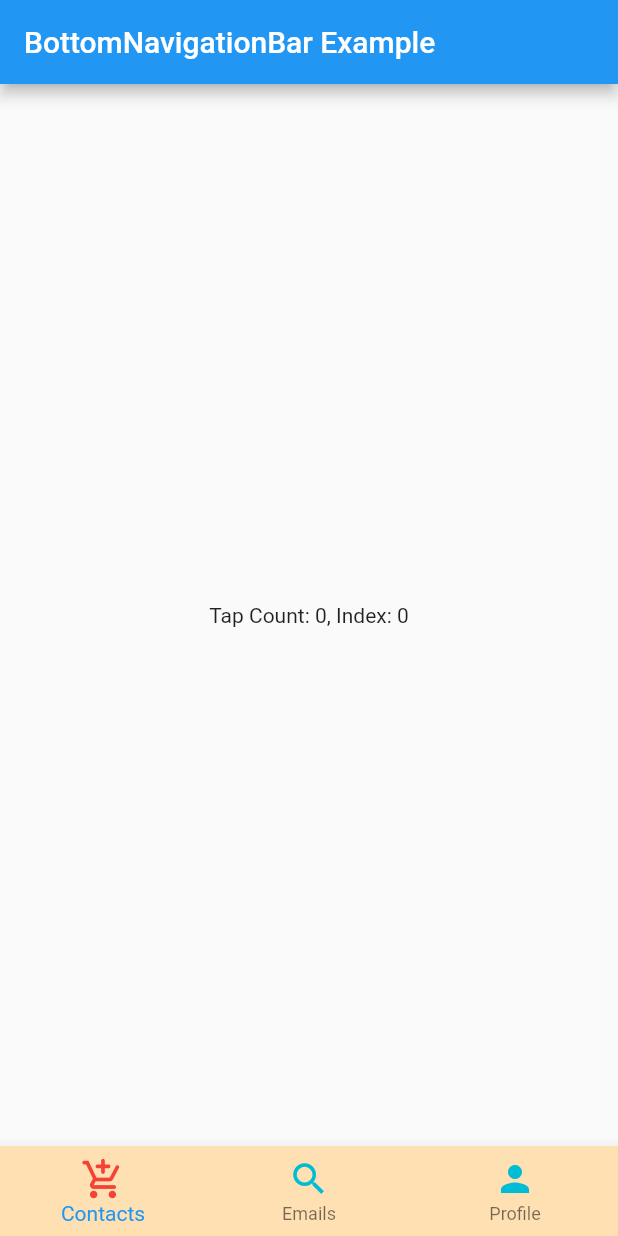
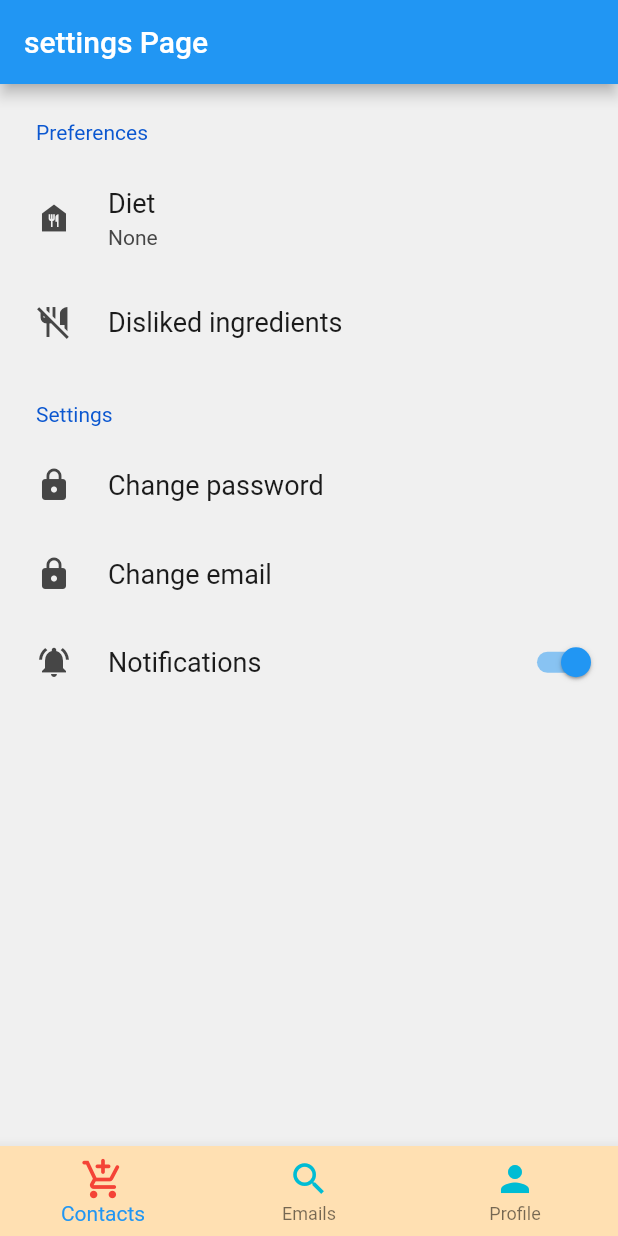
Before and after one commit to timtimjnvr/ideat, a Flutter app: the screen it shows after launch, on a phone screen of 412 x 824 dp. Run offline on Flutter 3.47's test engine with Material 2 defaults, Android fonts, the phone set to English and light mode, and no system bars; drawn by our look-alikes of settings_ui.

Commit message:
feat : new folder system and preferences implementation

```diff
--- /dev/null
+++ b/ideat/lib/home/bottom_nav_bar.dart
@@ -0,0 +1,62 @@
+import 'package:flutter/material.dart';
+import 'package:ideat/home/screen/blank_page.dart';
+import 'package:ideat/home/screen/preferences.dart';
+
+class MyHomePage extends StatefulWidget {
+  const MyHomePage({Key? key}) : super(key: key);
+
+  @override
+  State<StatefulWidget> createState() {
+    return MyHomePageState();
+  }
+}
+
+class MyHomePageState extends State<MyHomePage> {
+  int tapCount = 0;
+  int selectedIndex = 0;
+
+  final screens = [
+    Preferences(),
+    BlankPage(),
+    BlankPage(),
+  ];
+
+  @override
+  Widget build(BuildContext context) {
+    return Scaffold(
+      body: screens[selectedIndex],
+      bottomNavigationBar: BottomNavigationBar(
+        currentIndex: selectedIndex,
+        selectedIconTheme:
+            const IconThemeData(color: Colors.red, opacity: 1.0, size: 30),
+        backgroundColor: Colors.orange.shade100,
+        unselectedIconTheme:
+            const IconThemeData(color: Colors.cyan, opacity: 1.0, size: 28),
+        items: const [
+          BottomNavigationBarItem(
+            icon: Icon(Icons.add_shopping_cart_rounded),
+            label: "Contacts",
+          ),
+          BottomNavigationBarItem(
+            icon: Icon(Icons.search),
+            label: "Emails",
+          ),
+          BottomNavigationBarItem(
+            icon: Icon(Icons.person),
+            label: "Profile",
+          )
+        ],
+        onTap: (int index) {
+          onTapHandler(index);
+        },
+      ),
+    );
+  }
+
+  void onTapHandler(int index) {
+    setState(() {
+      tapCount++;
+      selectedIndex = index;
+    });
+  }
+}
--- /dev/null
+++ b/ideat/lib/home/screen/preferences.dart
@@ -0,0 +1,68 @@
+import 'package:flutter/material.dart';
+import 'package:settings_ui/settings_ui.dart';
+
+class Preferences extends StatefulWidget {
+  Preferences({Key? key}) : super(key: key);
+
+  @override
+  _PreferencesPageState createState() => _PreferencesPageState();
+}
+
+class _PreferencesPageState extends State<Preferences> {
+  bool isSwitched = false;
+  changePage() {
+    Navigator.pushNamed(context, '/rd');
+  }
+
+  @override
+  Widget build(BuildContext context) {
+    return Scaffold(
+      appBar: AppBar(
+        title: Text("settings Page"),
+      ),
+      body: SettingsList(
+        sections: [
+          SettingsSection(
+            title: Text('Preferences'),
+            tiles: [
+              SettingsTile(
+                title: Text('Diet'),
+                value: Text('None'),
+                leading: Icon(Icons.food_bank),
+                onPressed: (BuildContext context) {},
+              ),
+              SettingsTile(
+                title: Text('Disliked ingredients'),
+                leading: Icon(Icons.no_meals),
+                onPressed: (BuildContext context) {
+                  changePage();
+                },
+              ),
+            ],
+          ),
+          SettingsSection(
+            title: Text('Settings'),
+            tiles: [
+              SettingsTile(
+                title: Text('Change password'),
+                leading: Icon(Icons.lock),
+                onPressed: (BuildContext context) {},
+              ),
+              SettingsTile(
+                title: Text('Change email'),
+                leading: Icon(Icons.lock),
+                onPressed: (BuildContext context) {},
+              ),
+              SettingsTile.switchTile(
+                title: Text('Notifications'),
+                leading: Icon(Icons.notifications_active),
+                initialValue: true,
+                onToggle: (value) {},
+              ),
+            ],
+          ),
+        ],
+      ),
+    );
+  }
+}
--- a/ideat/lib/main.dart
+++ b/ideat/lib/main.dart
@@ -1,4 +1,5 @@
 import 'package:flutter/material.dart';
+import 'package:ideat/home/bottom_nav_bar.dart';
 
 void main() {
   runApp(const MyApp());
@@ -19,63 +20,3 @@
     );
   }
 }
-
-class MyHomePage extends StatefulWidget {
-  const MyHomePage({Key? key}) : super(key: key);
-
-  @override
-  State<StatefulWidget> createState() {
-    return MyHomePageState();
-  }
-}
-
-class MyHomePageState extends State<MyHomePage> {
-  int tapCount = 0;
-  int selectedIndex = 0;
-
-  @override
-  Widget build(BuildContext context) {
-    return Scaffold(
-      appBar: AppBar(
-        title: const Text("BottomNavigationBar Example"),
-      ),
-      body: Center(
-          child: Text("Tap Count: " +
-              tapCount.toString() +
-              ", Index: " +
-              selectedIndex.toString())),
-      bottomNavigationBar: BottomNavigationBar(
-        currentIndex: selectedIndex,
-        selectedIconTheme:
-            const IconThemeData(color: Colors.red, opacity: 1.0, size: 30),
-        backgroundColor: Colors.orange.shade100,
-        unselectedIconTheme:
-            const IconThemeData(color: Colors.cyan, opacity: 1.0, size: 28),
-        items: const [
-          BottomNavigationBarItem(
-            icon: Icon(Icons.add_shopping_cart_rounded),
-            title: Text("Contacts"),
-          ),
-          BottomNavigationBarItem(
-            icon: Icon(Icons.search),
-            title: Text("Emails"),
-          ),
-          BottomNavigationBarItem(
-            icon: Icon(Icons.person),
-            title: Text("Profile"),
-          )
-        ],
-        onTap: (int index) {
-          onTapHandler(index);
-        },
-      ),
-    );
-  }
-
-  void onTapHandler(int index) {
-    setState(() {
-      tapCount++;
-      selectedIndex = index;
-    });
-  }
-}
--- a/ideat/pubspec.yaml
+++ b/ideat/pubspec.yaml
@@ -29,6 +29,7 @@ environment:
 dependencies:
   flutter:
     sdk: flutter
+  settings_ui: ^2.0.1
 
 
   # The following adds the Cupertino Icons font to your application.
```
Also changed, not shown: ideat/lib/home/screen/blank_page.dart (added, +22 -0 lines), ideat/lib/pages/cart_list.dart (deleted, +0 -22 lines), ideat/lib/pages/main.dart (deleted, +0 -70 lines), ideat/lib/pages/receip_detail.dart (deleted, +0 -22 lines), ideat/lib/pages/search.dart (deleted, +0 -50 lines), ideat/lib/pages/stuff.dart (deleted, +0 -22 lines), ideat/pubspec.lock.
